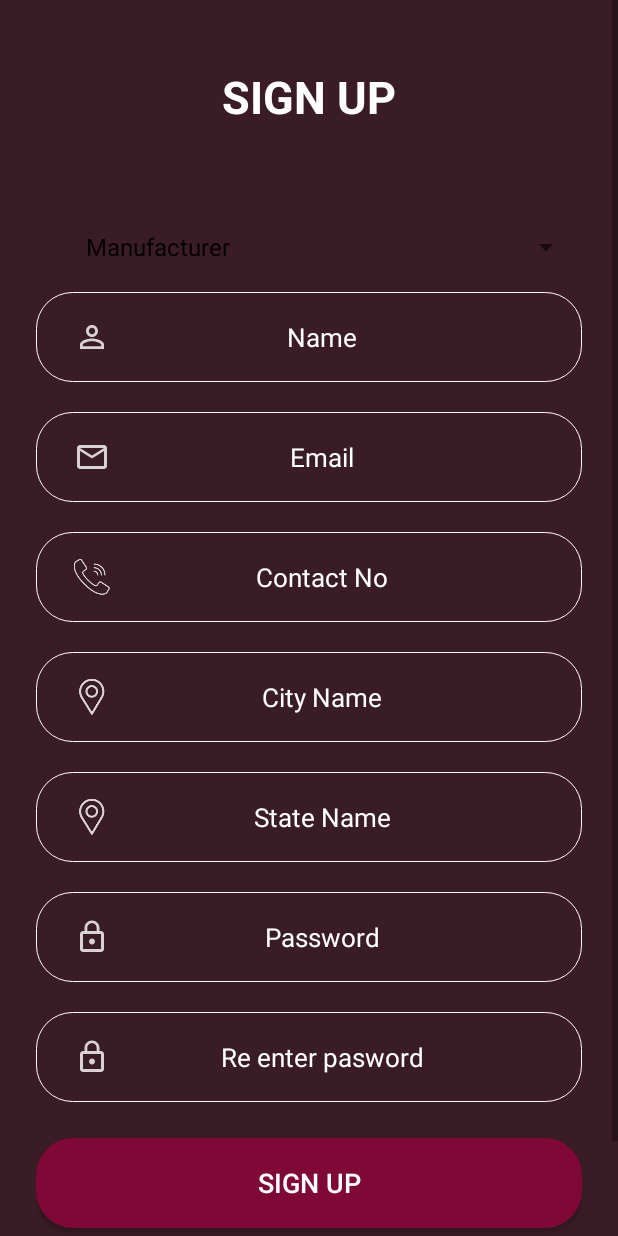
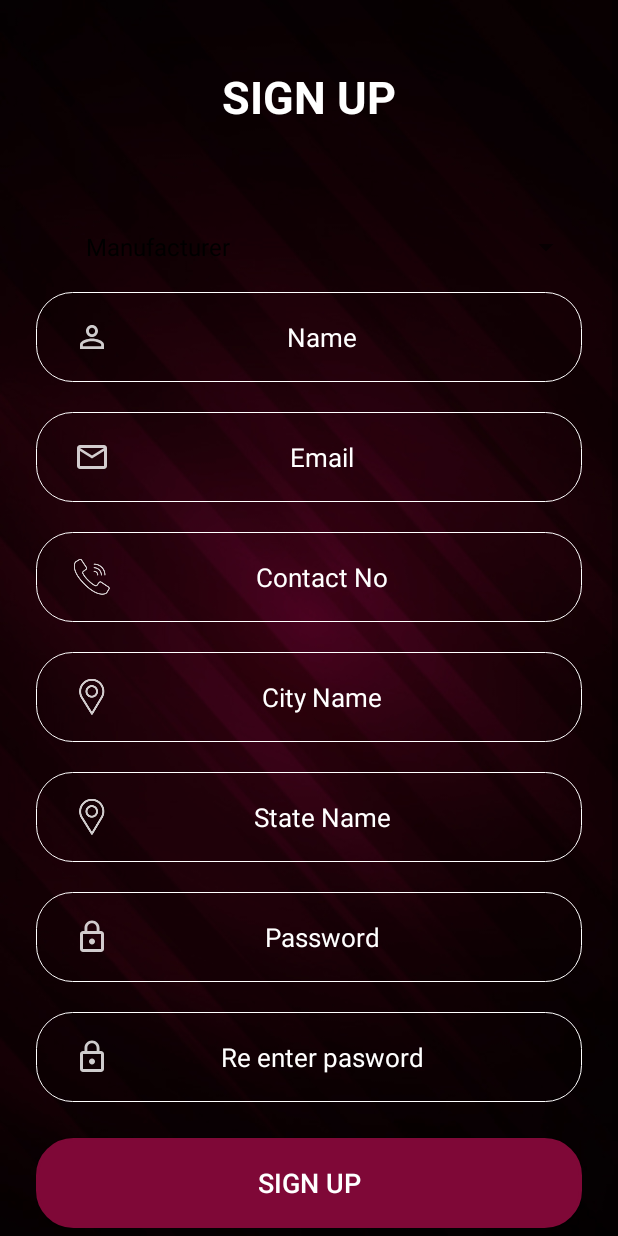
Before and after one commit to patelrinjal/B2Bcamp, an Android app: the Usersignup screen opened directly, with no data from a screen before it, on a phone screen of 412 x 824 dp. Run offline under Robolectric (Android 15) with nearby library versions, the phone set to English and light mode, and no system bars; our stand-ins replace Volley; network calls fail.

Commit message:
background(VISHWA)

```diff
--- a/app/src/main/res/layout/activity_forgotpassword.xml
+++ b/app/src/main/res/layout/activity_forgotpassword.xml
@@ -8,7 +8,7 @@
     android:orientation="vertical"
     android:padding="24dp"
     android:gravity="center"
-    android:background="#3A1C26">
+    android:background="@drawable/background">
 
 
     <TextView
--- a/app/src/main/res/layout/activity_resetactivity.xml
+++ b/app/src/main/res/layout/activity_resetactivity.xml
@@ -8,7 +8,7 @@
     android:orientation="vertical"
     android:padding="24dp"
     android:gravity="center"
-    android:background="#3A1C26">
+    android:background="@drawable/background">
 
     <TextView
         android:id="@+id/txt_reset_password"
--- a/app/src/main/res/layout/activity_sellerlogin.xml
+++ b/app/src/main/res/layout/activity_sellerlogin.xml
@@ -8,7 +8,7 @@
     android:orientation="vertical"
     android:padding="24dp"
     android:gravity="center"
-    android:background="#3C1C27">
+    android:background="@drawable/background">
     <TextView
         android:id="@+id/txt_signin"
         android:layout_width="match_parent"
--- a/app/src/main/res/layout/activity_sellersignup.xml
+++ b/app/src/main/res/layout/activity_sellersignup.xml
@@ -3,7 +3,8 @@
     xmlns:app="http://schemas.android.com/apk/res-auto"
     xmlns:tools="http://schemas.android.com/tools"
     android:layout_width="match_parent"
-    android:layout_height="match_parent">
+    android:layout_height="match_parent"
+    android:background="@drawable/background">
 
 <LinearLayout
     android:layout_width="match_parent"
@@ -11,8 +12,7 @@
     tools:context=".Sellersignup"
     android:orientation="vertical"
     android:padding="24dp"
-    android:gravity="center"
-    android:background="#3A1C26">
+    android:gravity="center">
 
     <TextView
         android:id="@+id/txt_signin"
--- a/app/src/main/res/layout/activity_splash.xml
+++ b/app/src/main/res/layout/activity_splash.xml
@@ -7,7 +7,7 @@
     tools:context="splash"
     android:orientation="vertical"
     android:padding="24dp"
-    android:background="#3C1C27">
+    android:background="@drawable/background">
 
     <LinearLayout
         android:layout_width="match_parent"
--- a/app/src/main/res/layout/activity_userlogin.xml
+++ b/app/src/main/res/layout/activity_userlogin.xml
@@ -8,7 +8,7 @@
     android:orientation="vertical"
     android:padding="24dp"
     android:gravity="center"
-    android:background="#3A1C26"
+    android:background="@drawable/background"
     >
     <TextView
         android:id="@+id/txt_signin"
--- a/app/src/main/res/layout/activity_usersignup.xml
+++ b/app/src/main/res/layout/activity_usersignup.xml
@@ -3,15 +3,17 @@
     xmlns:app="http://schemas.android.com/apk/res-auto"
     xmlns:tools="http://schemas.android.com/tools"
     android:layout_width="match_parent"
-    android:layout_height="match_parent">
+    android:layout_height="match_parent"
+    android:background="@drawable/background">
+
     <LinearLayout
         android:layout_width="match_parent"
         android:layout_height="wrap_content"
         tools:context=".Usersignup"
         android:orientation="vertical"
         android:padding="24dp"
-        android:gravity="center"
-        android:background="#3A1C26">
+        android:gravity="center">
+
 
         <TextView
             android:id="@+id/txt_signin"
--- a/app/src/main/res/layout/activity_verifyactivity.xml
+++ b/app/src/main/res/layout/activity_verifyactivity.xml
@@ -8,7 +8,7 @@
     android:orientation="vertical"
     android:padding="24dp"
     android:gravity="center"
-    android:background="#3A1C26">
+    android:background="@drawable/background">
     <TextView
         android:id="@+id/txt_verify_code"
         android:layout_width="match_parent"
```
Also changed, not shown: app/src/main/AndroidManifest.xml (+5 -3 lines), app/src/main/res/drawable/background.jpg (added).
